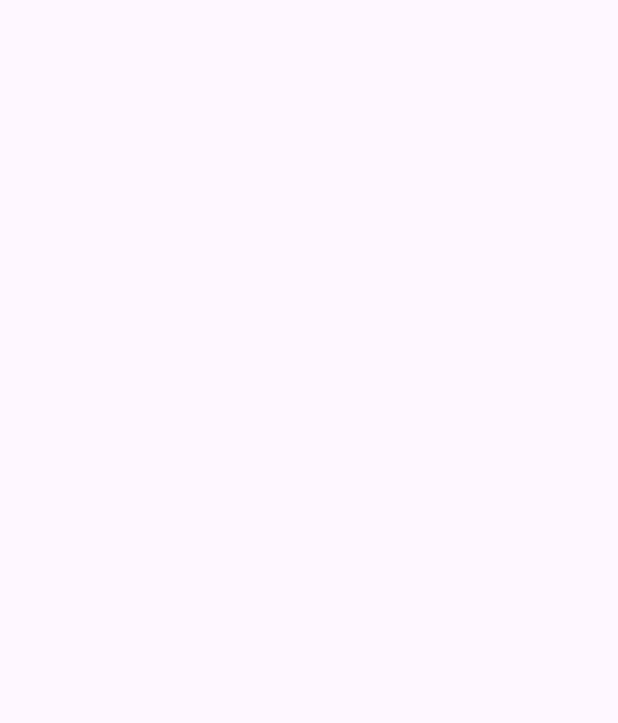
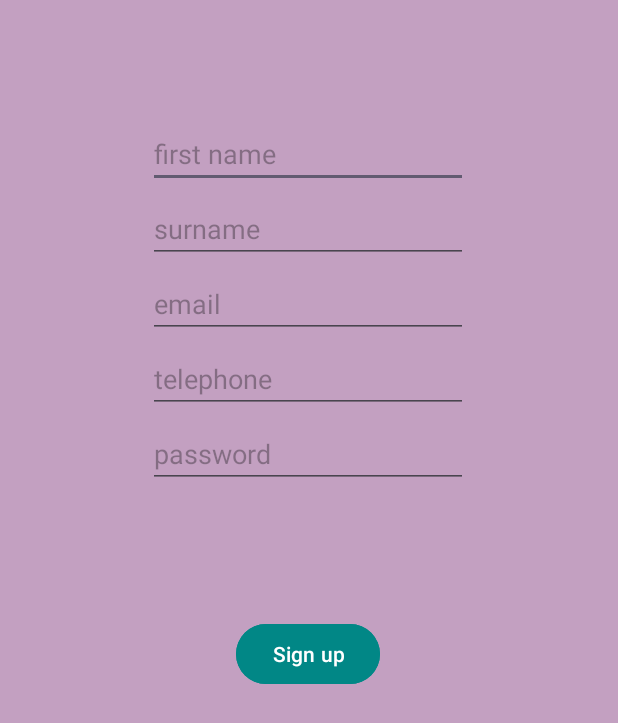
Before and after one commit to jellalis/pharmacy_app_shop, an Android app: the RegisterActivity screen opened directly, with no data from a screen before it, on a phone screen of 412 x 824 dp. Before the commit the part shown is empty. Shown: the top 723 px of the screen. Run offline under Robolectric (Android 15) with nearby library versions, the phone set to English and light mode, and no system bars.

Commit message:
create register

```diff
--- a/app/src/main/res/layout/register.xml
+++ b/app/src/main/res/layout/register.xml
@@ -5,4 +5,85 @@
     android:id="@+id/main"
     android:layout_width="match_parent"
     android:layout_height="match_parent"
-    tools:context=".RegisterActivity"/>
+    android:background="@color/material_dynamic_tertiary70"
+    tools:context=".RegisterActivity">
+
+    <EditText
+        android:id="@+id/editTextText"
+        android:layout_width="wrap_content"
+        android:layout_height="wrap_content"
+        android:layout_marginTop="80dp"
+        android:ems="10"
+        android:hint="first name"
+        android:inputType="text"
+        app:layout_constraintEnd_toEndOf="parent"
+        app:layout_constraintHorizontal_bias="0.497"
+        app:layout_constraintStart_toStartOf="parent"
+        app:layout_constraintTop_toTopOf="parent" />
+
+    <EditText
+        android:id="@+id/editTextTextPassword2"
+        android:layout_width="wrap_content"
+        android:layout_height="wrap_content"
+        android:layout_marginTop="280dp"
+        android:ems="10"
+        android:hint="password"
+        android:inputType="textPassword"
+        app:layout_constraintEnd_toEndOf="parent"
+        app:layout_constraintHorizontal_bias="0.497"
+        app:layout_constraintStart_toStartOf="parent"
+        app:layout_constraintTop_toTopOf="parent" />
+
+    <EditText
+        android:id="@+id/editTextTextEmailAddress2"
+        android:layout_width="wrap_content"
+        android:layout_height="wrap_content"
+        android:layout_marginTop="180dp"
+        android:ems="10"
+        android:hint="email"
+        android:inputType="textEmailAddress"
+        app:layout_constraintEnd_toEndOf="parent"
+        app:layout_constraintHorizontal_bias="0.497"
+        app:layout_constraintStart_toStartOf="parent"
+        app:layout_constraintTop_toTopOf="parent" />
+
+    <EditText
+        android:id="@+id/editTextText2"
+        android:layout_width="wrap_content"
+        android:layout_height="wrap_content"
+        android:layout_marginTop="130dp"
+        android:ems="10"
+        android:hint="surname"
+        android:inputType="text"
+        app:layout_constraintEnd_toEndOf="parent"
+        app:layout_constraintHorizontal_bias="0.497"
+        app:layout_constraintStart_toStartOf="parent"
+        app:layout_constraintTop_toTopOf="parent" />
+
+    <EditText
+        android:id="@+id/editTextPhone"
+        android:layout_width="wrap_content"
+        android:layout_height="wrap_content"
+        android:layout_marginTop="230dp"
+        android:ems="10"
+        android:hint="telephone"
+        android:inputType="phone"
+        app:layout_constraintEnd_toEndOf="parent"
+        app:layout_constraintHorizontal_bias="0.497"
+        app:layout_constraintStart_toStartOf="parent"
+        app:layout_constraintTop_toTopOf="parent" />
+
+    <Button
+        android:id="@+id/button4"
+        android:layout_width="wrap_content"
+        android:layout_height="wrap_content"
+        android:layout_marginTop="412dp"
+        android:onClick="signup"
+        android:text="Sign up"
+        android:backgroundTint="@color/design_default_color_secondary_variant"
+        app:layout_constraintEnd_toEndOf="parent"
+        app:layout_constraintHorizontal_bias="0.498"
+        app:layout_constraintStart_toStartOf="parent"
+        app:layout_constraintTop_toTopOf="parent" />
+
+</androidx.constraintlayout.widget.ConstraintLayout>
```
